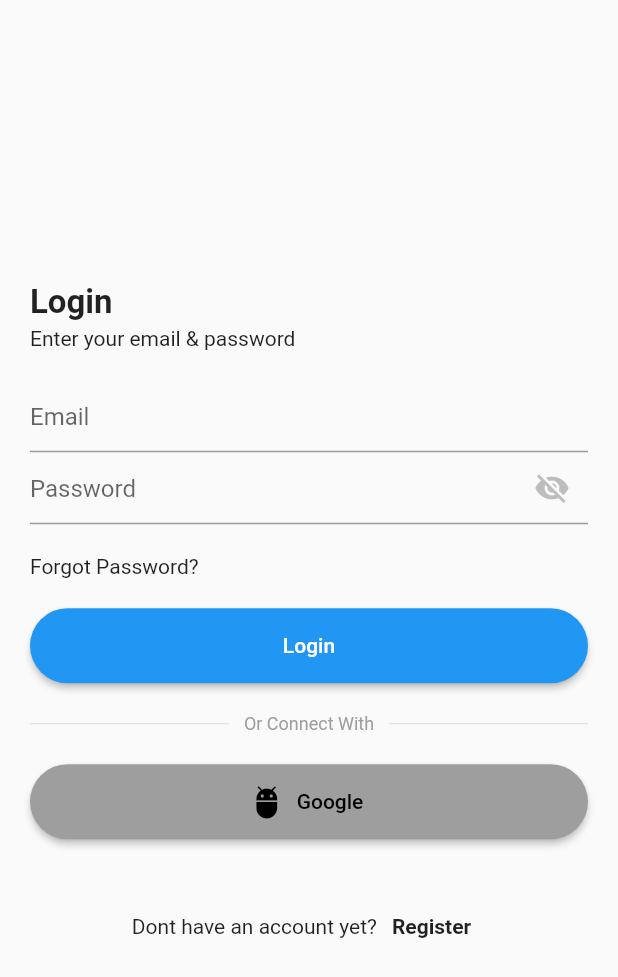
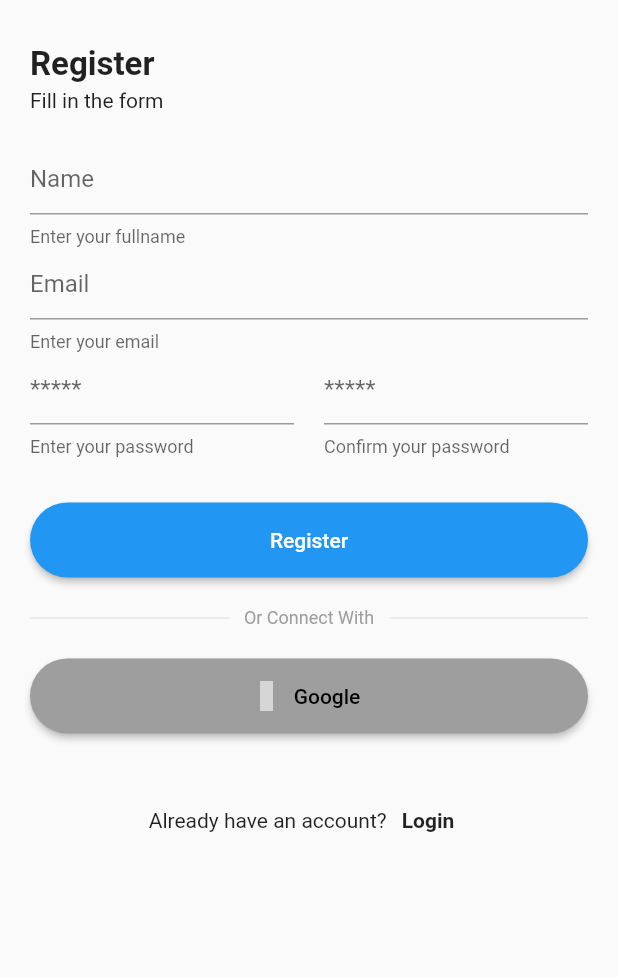
Before and after one commit to rlatksk/dooid, a Flutter app: the screen it shows after launch, after a tap on "Register", on a phone screen of 412 x 824 dp. Shown: the top 977 px of the screen. Run offline on Flutter 3.47's test engine with Material 2 defaults, Android fonts, the phone set to English and light mode, and no system bars; our stand-ins replace fluttertoast, material_design_icons_flutter; grey boxes are pictures that could not be loaded.

Commit message:
changed back the gradle version, added forgot_password.dart and register.dart

```diff
--- a/lib/screens/auth/login.dart
+++ b/lib/screens/auth/login.dart
@@ -1,7 +1,9 @@
+import 'package:dooid/screens/auth/forgot_password.dart';
 import 'package:dooid/screens/home.dart';
 import 'package:dooid/widgets/widgets.dart';
 import 'package:flutter/material.dart';
 import 'package:dooid/widgets/widget_auth.dart';
+import 'package:dooid/screens/auth/register.dart';
 
 class Login extends StatefulWidget {
   @override
@@ -53,7 +55,7 @@ class _LoginState extends State<Login> {
     );
   }
 
-  Widget _forgotPassword() {
+  Widget _inputForgot() {
     return GestureDetector(
       child: Align(
         alignment: Alignment.centerLeft,
@@ -62,9 +64,7 @@ class _LoginState extends State<Login> {
           child: Text('Forgot Password?'),
         ),
       ),
-      onTap: () {
-        print('Forgot Password?');
-      },
+      onTap: () => wPushTo(context, ForgotPassword())
     );
   }
 
@@ -81,11 +81,9 @@ class _LoginState extends State<Login> {
 
   Widget _textRegister() {
     return wTextLink(
-      text: 'Dont have an account yet?',
-      title: 'Register',
-      onTap: () {
-      }
-    );
+        text: 'Dont have an account yet?',
+        title: 'Register',
+        onTap: () => wPushReplaceTo(context, Register()));
   }
 
   @override
@@ -106,7 +104,7 @@ class _LoginState extends State<Login> {
                         subtitle: 'Enter your email & password'),
                     _inputEmail(),
                     _inputPassword(),
-                    _forgotPassword(),
+                    _inputForgot(),
                     _inputSubmit(),
                     wTextDivider(),
                     _googleSignIn(),
@@ -119,16 +117,12 @@ class _LoginState extends State<Login> {
   }
 
   void _loginSementara() async {
-
     if (_email.text == 'demo@gmail.com' && _password.text == '123123') {
       setState(() {
-      _isLoading = true;
-    });
+        _isLoading = true;
+      });
       await Future.delayed(Duration(seconds: 2));
-      Navigator.pushReplacement(
-        context,
-        MaterialPageRoute(builder: (context) => Home()),
-      );
+      wPushReplaceTo(context, Home());
     } else {
       print('GAGAL');
     }
--- /dev/null
+++ b/lib/screens/auth/register.dart
@@ -0,0 +1,125 @@
+import 'package:dooid/screens/home.dart';
+import 'package:dooid/widgets/widgets.dart';
+import 'package:flutter/material.dart';
+import 'package:dooid/widgets/widget_auth.dart';
+import 'package:dooid/screens/auth/login.dart';
+
+class Register extends StatefulWidget {
+  @override
+  State<Register> createState() => _RegisterState();
+}
+
+class _RegisterState extends State<Register> {
+  TextEditingController _name = TextEditingController();
+  TextEditingController _email = TextEditingController();
+  TextEditingController _password = TextEditingController();
+  TextEditingController _passwordConf = TextEditingController();
+
+  bool _isLoading = false;
+
+  Widget _inputName() {
+    return Container(
+      child: TextField(
+        controller: _name,
+        decoration: InputDecoration(
+            hintText: 'Name', helperText: 'Enter your fullname'),
+      ),
+    );
+  }
+
+  Widget _inputEmail() {
+    return Container(
+      child: TextField(
+        controller: _email,
+        decoration:
+            InputDecoration(hintText: 'Email', helperText: 'Enter your email'),
+      ),
+    );
+  }
+
+  Widget _inputPassword() {
+    return Row(
+      children: <Widget>[
+        Expanded(
+          child: TextField(
+            controller: _password,
+            decoration: InputDecoration(
+                hintText: '*****', helperText: 'Enter your password'),
+          ),
+        ),
+        SizedBox(
+          width: 20,
+        ),
+        Expanded(
+          child: TextField(
+            controller: _passwordConf,
+            decoration: InputDecoration(
+                hintText: '*****', helperText: 'Confirm your password'),
+          ),
+        ),
+      ],
+    );
+  }
+
+  Widget _inputSubmit() {
+    return wInputSubmit(
+        context: context, title: 'Register', onPressed: _registerSementara);
+  }
+
+  Widget _googleSignIn() {
+    return wGoogleSignIn(
+      onPressed: () {},
+    );
+  }
+
+  Widget _textRegister() {
+    return wTextLink(
+        text: 'Already have an account?', title: 'Login', onTap: () => wPushReplaceTo(context, Login()));
+  }
+
+  @override
+  Widget build(BuildContext context) {
+    return GestureDetector(
+      onTap: () => FocusScope.of(context).unfocus(),
+      child: _isLoading
+          ? wAppLoading(context)
+          : Scaffold(
+              resizeToAvoidBottomInset: false,
+              body: SafeArea(
+                child: Container(
+                  margin: EdgeInsets.symmetric(horizontal: 20),
+                  child: Column(
+                    children: <Widget>[
+                      SizedBox(height: 30,),
+                      wAuthTitle(
+                          title: 'Register', subtitle: 'Fill in the form'),
+                      _inputName(),
+                      _inputEmail(),
+                      _inputPassword(),
+                      SizedBox(
+                        height: 30,
+                      ),
+                      _inputSubmit(),
+                      wTextDivider(),
+                      _googleSignIn(),
+                      _textRegister(),
+                    ],
+                  ),
+                ),
+              ),
+            ),
+    );
+  }
+
+  void _registerSementara() async {
+    if (_email.text == 'demo@gmail.com' && _password.text == '123123') {
+      setState(() {
+        _isLoading = true;
+      });
+      await Future.delayed(Duration(seconds: 2));
+      wPushReplaceTo(context, Home());
+    } else {
+      print('GAGAL');
+    }
+  }
+}
--- a/lib/splash.dart
+++ b/lib/splash.dart
@@ -17,15 +17,11 @@ class _SplashState extends State<Splash> {
 
   @override
   Widget build(BuildContext context) {
-    return Scaffold(
-      body: wAppLoading(context)
-    );
+    return Scaffold(body: wAppLoading(context));
   }
 
   void _checkUserSementara(bool user) async {
     await Future.delayed(Duration(seconds: 2));
-
-    Navigator.pushReplacement(context,
-        MaterialPageRoute(builder: (context) => user ? Home() : Login()));
+    wPushReplaceTo(context, user ? Home() : Login());
   }
 }
--- a/lib/widgets/widget_auth.dart
+++ b/lib/widgets/widget_auth.dart
@@ -1,4 +1,5 @@
 import 'package:flutter/material.dart';
+import 'package:material_design_icons_flutter/material_design_icons_flutter.dart';
 
 Widget wAuthTitle({required String title, required String subtitle}) {
   return Container(
@@ -8,11 +9,11 @@ Widget wAuthTitle({required String title, required String subtitle}) {
       crossAxisAlignment: CrossAxisAlignment.start,
       children: <Widget>[
         Text(
-          'Login',
+          title,
           style: TextStyle(fontSize: 22, fontWeight: FontWeight.bold),
         ),
         SizedBox(height: 3),
-        Text('Enter your email & password'),
+        Text(subtitle),
       ],
     ),
   );
@@ -50,8 +51,13 @@ Widget wGoogleSignIn({required VoidCallback onPressed}) {
         fixedSize: const Size(400, 50),
         shape: RoundedRectangleBorder(borderRadius: BorderRadius.circular(50)),
       ),
-      icon: Icon(Icons.adb),
-      label: Text('Google'),
+      icon: Icon(
+        MdiIcons.google,
+        size: 20,
+      ),
+      label: Text(
+        'Google',
+      ),
       onPressed: onPressed,
     ),
   );
--- a/lib/widgets/widgets.dart
+++ b/lib/widgets/widgets.dart
@@ -1,6 +1,8 @@
 import 'package:flutter/cupertino.dart';
 import 'package:flutter/material.dart';
 import 'dart:io' show Platform;
+
+import 'package:fluttertoast/fluttertoast.dart';
 
 Widget wAppLoading(BuildContext context) {
   return Container(
@@ -10,6 +12,20 @@ Widget wAppLoading(BuildContext context) {
           ? CupertinoActivityIndicator()
           : CircularProgressIndicator(),
     ),
+  );
+}
+
+Future wPushTo(BuildContext context, Widget widget) {
+  return Navigator.push(
+    context,
+    MaterialPageRoute(builder: (context) => widget),
+  );
+}
+
+Future wPushReplaceTo(BuildContext context, Widget widget) {
+  return Navigator.pushReplacement(
+    context,
+    MaterialPageRoute(builder: (context) => widget),
   );
 }
 
@@ -29,3 +45,12 @@ Widget wInputSubmit(
     ),
   );
 }
+
+Future wShowToast({required String msg}) {
+  return Fluttertoast.showToast(
+    msg: msg,
+    backgroundColor: Colors.black54,
+    textColor: Colors.white,
+    toastLength: Toast.LENGTH_LONG,
+  );
+}
```
Also changed, not shown: lib/screens/auth/forgot_password.dart (added, +81 -0 lines), 1 other file.
